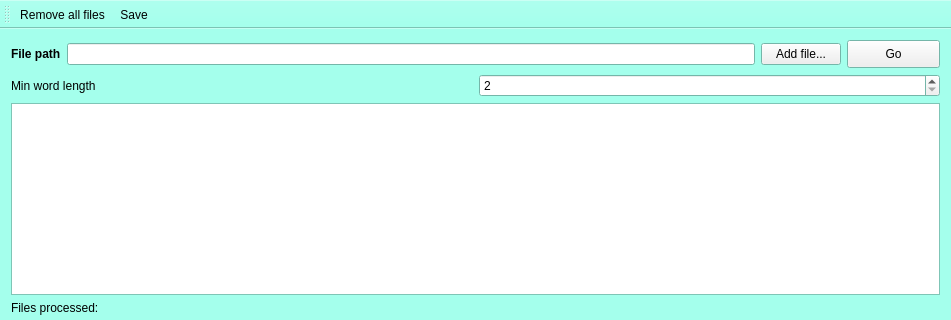
First picture: the form in mainwindow.ui, repository LupusMs/TextParser, before the edit; both pictures show x 0 to 951 and y 0 to 320 of the 951 by 475 pixel window.
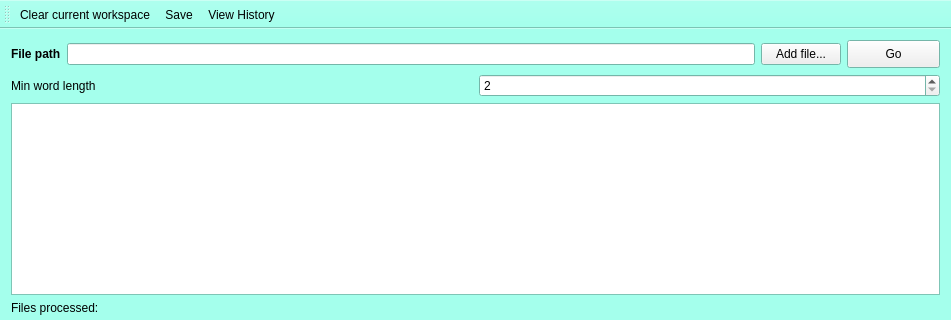
Second picture: the form after the edit. Icons and pictures are not drawn.

Commit message: database history dialog window added

```diff
--- a/mainwindow.ui
+++ b/mainwindow.ui
@@ -207,6 +207,7 @@
    </attribute>
    <addaction name="actionRemove_all_files"/>
    <addaction name="actionSave"/>
+   <addaction name="actionView_History"/>
   </widget>
   <widget class="QStatusBar" name="statusBar"/>
   <action name="actionRemove_all_files">
@@ -216,7 +217,7 @@
      <normalon>:/img/delete.png</normalon>:/img/delete_ic.png</iconset>
    </property>
    <property name="text">
-    <string>Remove all files</string>
+    <string>Clear current workspace</string>
    </property>
    <property name="shortcut">
     <string>Ctrl+R</string>
@@ -234,6 +235,15 @@
     <string>Save to Database</string>
    </property>
   </action>
+  <action name="actionView_History">
+   <property name="icon">
+    <iconset resource="res.qrc">
+     <normaloff>:/img/history.png</normaloff>:/img/history.png</iconset>
+   </property>
+   <property name="text">
+    <string>View History</string>
+   </property>
+  </action>
  </widget>
  <layoutdefault spacing="6" margin="11"/>
  <resources>
```
Left out of the diff: 2 changed lines with no effect on the pictures. The commit also changes 6 other files.
